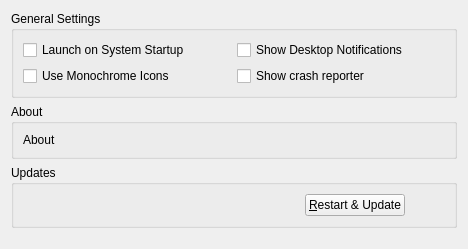
Old version of the form src/gui/generalsettings.ui in the repository GrossLukas/client.
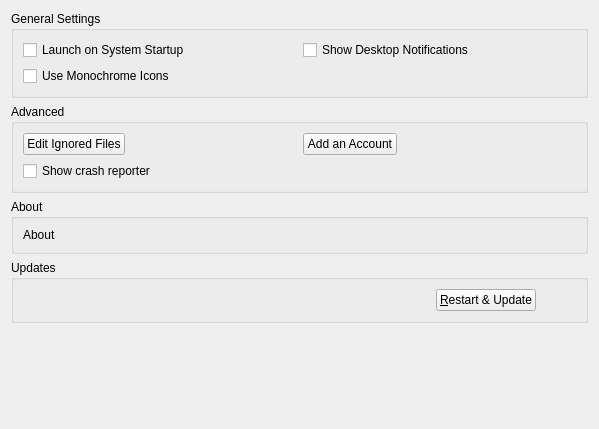
New version of the form.

Commit message: Settings: New UI that intergate the selective sync within the account settings

The edit to the form file:
```diff
--- a/src/gui/generalsettings.ui
+++ b/src/gui/generalsettings.ui
@@ -6,8 +6,8 @@
    <rect>
     <x>0</x>
     <y>0</y>
-    <width>468</width>
-    <height>249</height>
+    <width>599</width>
+    <height>429</height>
    </rect>
   </property>
   <property name="windowTitle">
@@ -41,13 +41,76 @@
         </property>
        </widget>
       </item>
+     </layout>
+    </widget>
+   </item>
+   <item>
+    <widget class="QGroupBox" name="groupBox">
+     <property name="title">
+      <string>Advanced</string>
+     </property>
+     <layout class="QGridLayout" name="gridLayout">
       <item row="1" column="1">
+       <layout class="QHBoxLayout" name="horizontalLayout_4">
+        <item>
+         <widget class="QPushButton" name="ignoredFilesButton">
+          <property name="text">
+           <string>Edit Ignored Files</string>
+          </property>
+         </widget>
+        </item>
+        <item>
+         <spacer name="horizontalSpacer_4">
+          <property name="orientation">
+           <enum>Qt::Horizontal</enum>
+          </property>
+          <property name="sizeHint" stdset="0">
+           <size>
+            <width>40</width>
+            <height>20</height>
+           </size>
+          </property>
+         </spacer>
+        </item>
+       </layout>
+      </item>
+      <item row="2" column="1">
        <widget class="QCheckBox" name="crashreporterCheckBox">
+        <property name="sizePolicy">
+         <sizepolicy hsizetype="MinimumExpanding" vsizetype="Fixed">
+          <horstretch>0</horstretch>
+          <verstretch>0</verstretch>
+         </sizepolicy>
+        </property>
         <property name="text">
          <string>Show crash reporter</string>
         </property>
        </widget>
       </item>
+      <item row="1" column="2">
+       <layout class="QHBoxLayout" name="horizontalLayout_2">
+        <item>
+         <widget class="QPushButton" name="addAccountButton">
+          <property name="text">
+           <string>Add an Account</string>
+          </property>
+         </widget>
+        </item>
+        <item>
+         <spacer name="horizontalSpacer_2">
+          <property name="orientation">
+           <enum>Qt::Horizontal</enum>
+          </property>
+          <property name="sizeHint" stdset="0">
+           <size>
+            <width>40</width>
+            <height>20</height>
+           </size>
+          </property>
+         </spacer>
+        </item>
+       </layout>
+      </item>
      </layout>
     </widget>
    </item>
```
The commit also changes 8 other files.
